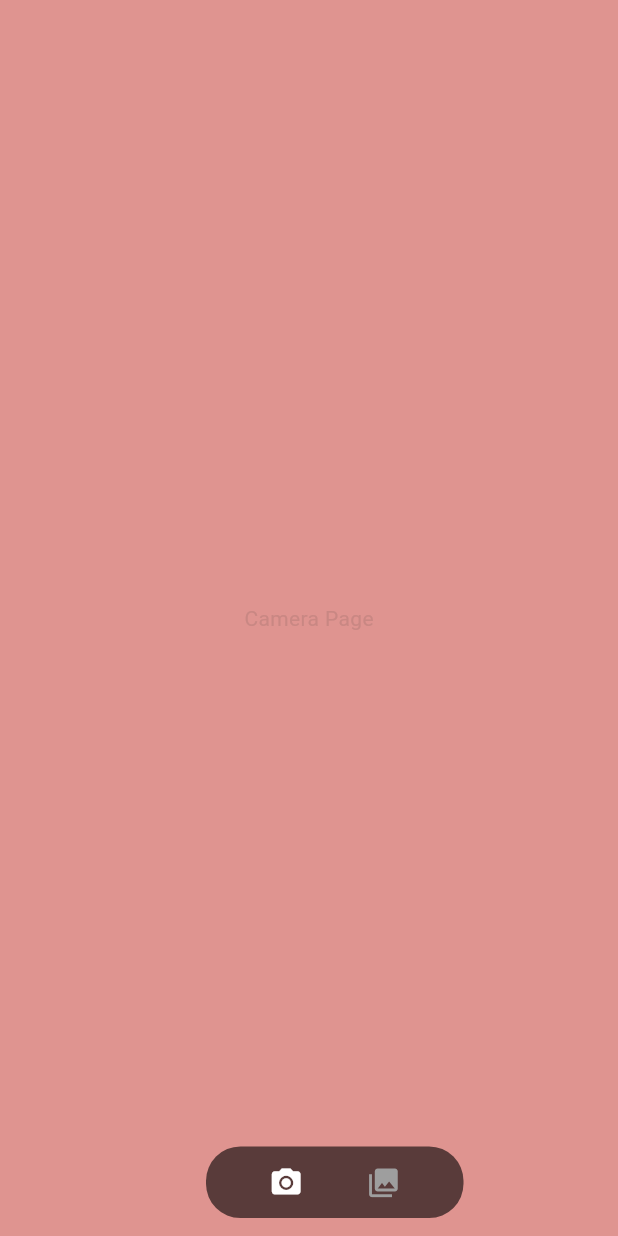
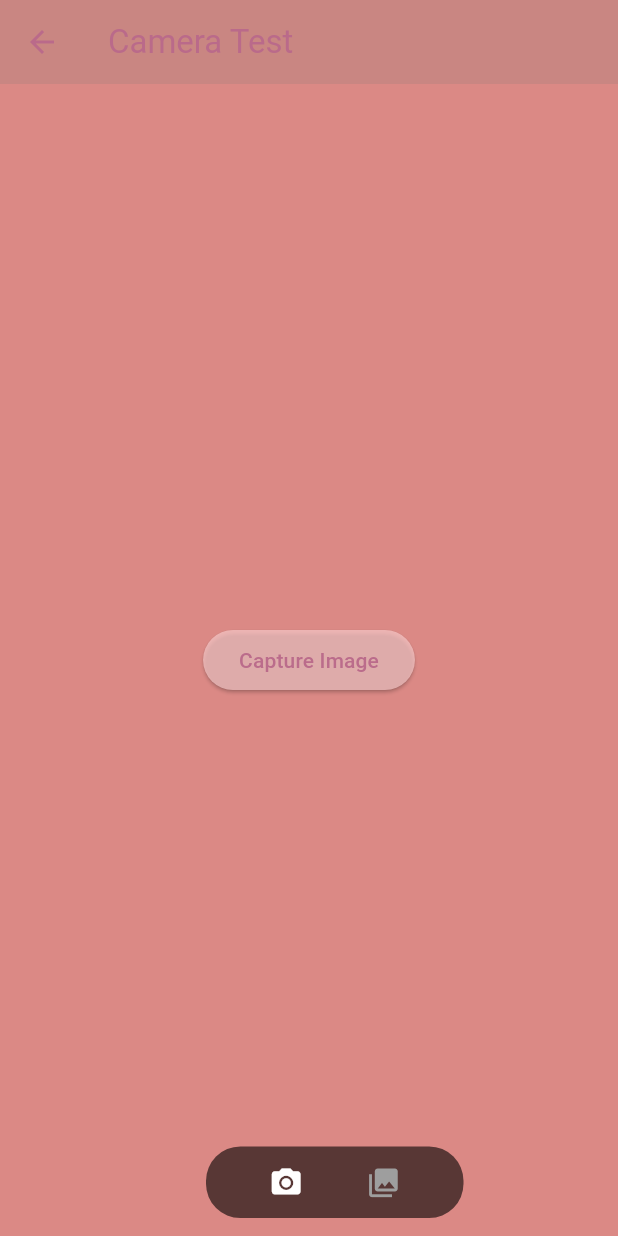
Before and after one commit to fatma1604/kitap_al_ver, a Flutter app: the AddScreen screen opened directly, on a phone screen of 412 x 824 dp. Run offline on Flutter 3.47's test engine with Material 3 defaults, Android fonts, the phone set to English and light mode, and no system bars; our stand-ins replace cloud_firestore, firebase_auth, firebase_core, firebase_storage, flutter_screenutil, fluttertoast and 3 more; missing offline and left inert: photo_manager; accounts and stored records are empty.

Commit message:
fotoraf  atma

```diff
--- a/kitap_al_ver/lib/mykonum.dart
+++ b/kitap_al_ver/lib/mykonum.dart
@@ -1,5 +1,6 @@
 import 'package:flutter/material.dart';
 import 'package:kitap_al_ver/post/post_denme.dart';
+import 'package:kitap_al_ver/tabbar/screen/drawerDemo_Screen.dart';
 
 
 class Mykonum extends StatelessWidget {
@@ -9,6 +10,8 @@ class Mykonum extends StatelessWidget {
       home: Scaffold(
         appBar: AppBar(
           title: Text('konum'),
+//konum gelecek  sonra ilanı gör yapa biliriz
+
         ),
         body: Center(
           child: Mykonumbut(),
@@ -24,7 +27,7 @@ class Mykonumbut extends StatelessWidget {
     return ElevatedButton(
       onPressed: () {
        Navigator.push(
-            context, MaterialPageRoute(builder: (context) => AddScreen()));
+            context, MaterialPageRoute(builder: (context) => DrawerDemoScreen()));
         print('Butona tıklandı!');
       },
       child: Text('Butona Tıkla'),
--- a/kitap_al_ver/lib/post/camerapage.dart
+++ b/kitap_al_ver/lib/post/camerapage.dart
@@ -1,12 +1,49 @@
+import 'dart:io';
 import 'package:flutter/material.dart';
+import 'package:image_picker/image_picker.dart';
 
-class CameraPage extends StatelessWidget {
-  const CameraPage({super.key});
+class SimpleCameraTest extends StatefulWidget {
+  @override
+  _SimpleCameraTestState createState() => _SimpleCameraTestState();
+}
+
+class _SimpleCameraTestState extends State<SimpleCameraTest> {
+  File? _image;
+
+  Future<void> _getImage() async {
+    final picker = ImagePicker();
+    final pickedFile = await picker.pickImage(source: ImageSource.camera);
+
+    if (pickedFile != null) {
+      setState(() {
+        _image = File(pickedFile.path);
+      });
+    }
+  }
 
   @override
   Widget build(BuildContext context) {
-    return Center(
-      child: Text('Camera Page'),
+    return Scaffold(
+      appBar: AppBar(
+        title: Text('Camera Test'),
+      ),
+      body: Center(
+        child: Column(
+          mainAxisAlignment: MainAxisAlignment.center,
+          children: <Widget>[
+            ElevatedButton(
+              onPressed: _getImage,
+              child: Text('Capture Image'),
+            ),
+            if (_image != null)
+              Image.file(
+                _image!,
+                height: 200,
+                width: 200,
+              ),
+          ],
+        ),
+      ),
     );
   }
 }
--- a/kitap_al_ver/lib/post/post_denme.dart
+++ b/kitap_al_ver/lib/post/post_denme.dart
@@ -13,11 +13,10 @@ class AddScreen extends StatefulWidget {
   State<AddScreen> createState() => _AddScreenState();
 }
 
-int _currentIndex = 0;
-
 class _AddScreenState extends State<AddScreen> {
-   File? imageCamera;
+  File? imageCamera;
   Uint8List? imageGallery;
+  int _currentIndex = 0; // Define _currentIndex here
 
   late PageController pageController;
 
@@ -43,6 +42,19 @@ class _AddScreenState extends State<AddScreen> {
     pageController.jumpToPage(page);
   }
 
+  void _handleImageCaptured(File image) {
+    setState(() {
+      imageCamera = image;
+      // Pass imageCamera to Galleripage
+      Navigator.pushReplacement(
+        context,
+        MaterialPageRoute(
+          builder: (context) => Galleripage(initialImage: imageCamera),
+        ),
+      );
+    });
+  }
+
   @override
   Widget build(BuildContext context) {
     return Scaffold(
@@ -54,12 +66,9 @@ class _AddScreenState extends State<AddScreen> {
             PageView(
               controller: pageController,
               onPageChanged: onPageChanged,
-              children: const [
-                CameraPage(),
-
-               Galleripage(
-
-               )
+              children: [
+                SimpleCameraTest(),
+                Galleripage(initialImage: imageCamera), // Pass initial image
               ],
             ),
             AnimatedPositioned(
--- a/kitap_al_ver/lib/tabbar/liquidTabbar.dart
+++ b/kitap_al_ver/lib/tabbar/liquidTabbar.dart
@@ -3,6 +3,7 @@
 import 'package:flutter/material.dart';
 import 'package:kitap_al_ver/configuration/core/pageCon.dart';
 import 'package:kitap_al_ver/configuration/costant/constat.dart';
+import 'package:kitap_al_ver/post/post_denme.dart';
 import 'package:kitap_al_ver/screnn/widget/bookcatagory.dart';
 import 'package:kitap_al_ver/tabbar/bgcirclewidget.dart';
 import 'package:kitap_al_ver/tabbar/bottomLiquidWidget.dart';
@@ -14,6 +15,7 @@ List<Widget> screens = [
   DrawerDemoScreen(), // hepsi fairbesten çazğrıcaz
   // HomePage (), //çet
   BookCategoryOverview(), //satış için--satış
+  //AddScreen()
   // ignore: prefer_const_constructorzzzs
   //const Favorite(), //boş--fovori
   //ProfileScreen(), //boş--profil
--- a/kitap_al_ver/pubspec.yaml
+++ b/kitap_al_ver/pubspec.yaml
@@ -46,6 +46,7 @@ dependencies:
   photo_manager: ^3.3.0
   firebase_core: ^2.24.2
   provider: ^6.1.2
+  fluttertoast: ^8.2.8
 
 dev_dependencies:
   flutter_test:
```
Also changed, not shown: kitap_al_ver/lib/post/galleripage.dart (+107 -30 lines), kitap_al_ver/lib/widget/ınformation.dart (+32 -6 lines), kitap_al_ver/pubspec.lock.
